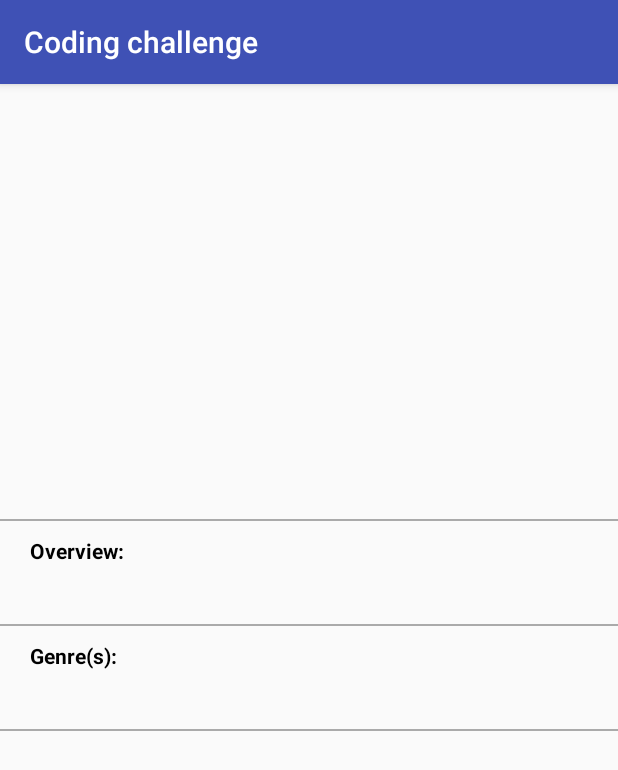
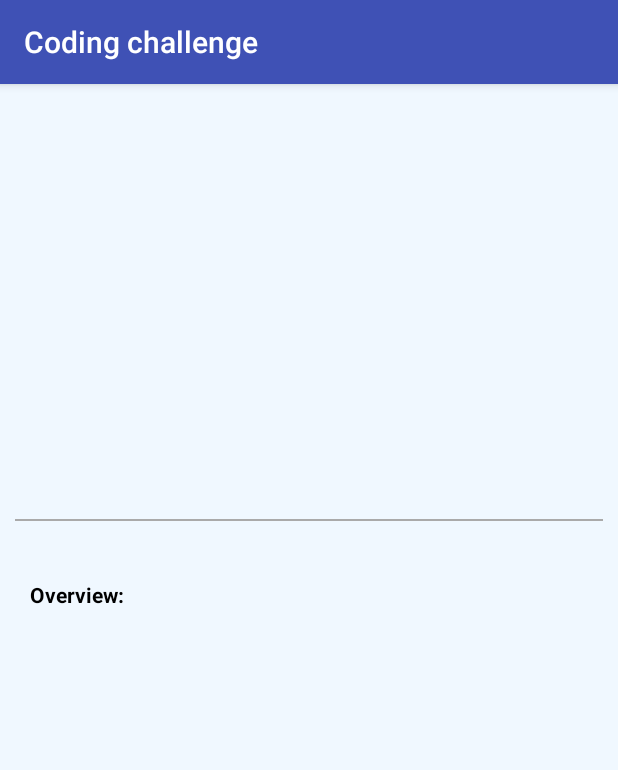
Before and after one commit to bib22jason/Codingchallenge, an Android app: the ShowMovieInfoActivity screen opened directly, with no data from a screen before it, on a phone screen of 412 x 824 dp. Shown: the top 770 px of the screen. Run offline under Robolectric (Android 15) with nearby library versions, the phone set to English and light mode, and no system bars; our stand-ins replace Picasso; pictures from the network do not load; 6 statements that could not run were skipped.

Commit message:
Last changes to both UI's The list of upcoming movies (cardview personalizated). The ShowMovieInfoActivity.java UI has some small changes too

```diff
--- a/app/src/main/java/com/madness/codingchallange/movie_info_view/activities/ShowMovieInfoActivity.java
+++ b/app/src/main/java/com/madness/codingchallange/movie_info_view/activities/ShowMovieInfoActivity.java
@@ -61,10 +61,13 @@ public class ShowMovieInfoActivity extends AppCompatActivity implements ShowMovi
         genre.setText(UtilsMethods.setGenreNoConcat(movieData.getGenre_ids(), genreList));
         Picasso.get()
                 .load(dataConfig.getBase_url() + "/" + dataConfig.getLogo_sizes()[4] + "/" + movieData.getPoster_path())
+                .placeholder(R.drawable.progress_animation)
                 .into(poster);
 
         Picasso.get()
                 .load(dataConfig.getBase_url() + "/" + dataConfig.getLogo_sizes()[6] + "/" + movieData.getBackdrop_path())
+                .placeholder(R.drawable.progress_animation)
+                .fit()
                 .into(backPoster);
     }
 }
--- a/app/src/main/java/com/madness/codingchallange/upcoming_movies_view/fragments/UpcomingMoviesFragment.java
+++ b/app/src/main/java/com/madness/codingchallange/upcoming_movies_view/fragments/UpcomingMoviesFragment.java
@@ -218,7 +218,7 @@ public class UpcomingMoviesFragment extends Fragment
             public void run() {
                 recyclerView.scrollToPosition(position - 1);
             }
-        }, 200);
+        }, 400);
     }
 
     /**
--- /dev/null
+++ b/app/src/main/res/drawable/progress_animation.xml
@@ -0,0 +1,6 @@
+<?xml version="1.0" encoding="utf-8"?>
+<animated-rotate
+    xmlns:android="http://schemas.android.com/apk/res/android"
+    android:drawable="@drawable/progress_image"
+    android:pivotX="50%"
+    android:pivotY="50%"/>
--- a/app/src/main/res/layout/activity_movie_info_activity.xml
+++ b/app/src/main/res/layout/activity_movie_info_activity.xml
@@ -9,16 +9,26 @@
         android:layout_marginTop="@dimen/top_margin_default"
         android:layout_width="match_parent"
         android:layout_height="@dimen/black_line_separator"
-        android:paddingStart="@dimen/top_margin_default"
-        android:paddingEnd="@dimen/top_margin_default"
+        android:layout_marginStart="@dimen/default_10dp"
+        android:layout_marginEnd="@dimen/default_10dp"
         android:background="@android:color/darker_gray"/>
+
+    <TextView
+        android:id="@+id/genre_list"
+        android:layout_width="@dimen/poster_width_movie"
+        android:layout_height="wrap_content"
+        android:layout_marginStart="@dimen/larger_text_margin_start"
+        android:layout_marginTop="@dimen/top_margin_default"
+        android:textAlignment="textStart"
+        android:textStyle="bold"
+        tools:text="Genre" />
 
     <TextView
         android:id="@+id/over_text"
         android:layout_width="match_parent"
         android:layout_height="wrap_content"
         android:layout_marginTop="@dimen/top_margin_default"
-        android:layout_marginStart="@dimen/alrger_text_margin_start"
+        android:layout_marginStart="@dimen/larger_text_margin_start"
         android:textAlignment="textStart"
         android:textColor="@android:color/black"
         android:textStyle="bold"
@@ -29,45 +39,10 @@
         android:layout_width="match_parent"
         android:layout_height="wrap_content"
         android:layout_marginTop="@dimen/top_margin_default"
-        android:layout_marginStart="@dimen/alrger_text_margin_start"
+        android:layout_marginStart="@dimen/larger_text_margin_start"
         android:textAlignment="textStart"
         tools:text="Movie Overview" />
 
-    <View
-        android:layout_marginTop="@dimen/top_margin_default"
-        android:layout_width="match_parent"
-        android:layout_height="@dimen/black_line_separator"
-        android:paddingStart="@dimen/top_margin_default"
-        android:paddingEnd="@dimen/top_margin_default"
-        android:background="@android:color/darker_gray"/>
 
-    <TextView
-        android:id="@+id/gen_text"
-        android:layout_width="match_parent"
-        android:layout_height="wrap_content"
-        android:layout_marginStart="@dimen/alrger_text_margin_start"
-        android:layout_marginTop="@dimen/top_margin_default"
-        android:textAlignment="textStart"
-        android:textStyle="bold"
-        android:textColor="@android:color/black"
-        android:text="@string/genres_string" />
-
-    <TextView
-        android:id="@+id/genre_list"
-        android:layout_width="match_parent"
-        android:layout_height="wrap_content"
-        android:layout_marginStart="@dimen/alrger_text_margin_start"
-        android:layout_marginTop="@dimen/top_margin_default"
-        android:textAlignment="textStart"
-        android:textStyle="bold"
-        tools:text="Genre" />
-
-    <View
-        android:layout_marginTop="@dimen/top_margin_default"
-        android:layout_width="match_parent"
-        android:layout_height="@dimen/black_line_separator"
-        android:paddingStart="@dimen/top_margin_default"
-        android:paddingEnd="@dimen/top_margin_default"
-        android:background="@android:color/darker_gray"/>
 
 </merge>
--- a/app/src/main/res/layout/activity_show_movie_infoactivity.xml
+++ b/app/src/main/res/layout/activity_show_movie_infoactivity.xml
@@ -2,32 +2,34 @@
 <ScrollView xmlns:android="http://schemas.android.com/apk/res/android"
     xmlns:tools="http://schemas.android.com/tools"
     android:layout_width="match_parent"
-    android:layout_height="match_parent">
+    android:layout_height="match_parent"
+    android:fillViewport="true">
 
     <RelativeLayout
         android:id="@+id/relative_background"
         android:layout_width="match_parent"
         android:layout_height="wrap_content"
+        android:background="#F0F8FF"
         tools:context=".movie_info_view.activities.ShowMovieInfoActivity">
 
         <ImageView
             android:id="@+id/movie_back_poster"
             android:layout_width="match_parent"
-            android:layout_height="200dp"
+            android:layout_height="@dimen/card_back_poster_heigth"
             android:layout_alignParentTop="true"
             android:layout_centerHorizontal="true"
             android:contentDescription="@string/movie_poster_string"
-            android:scaleType="fitXY"
             tools:src="@drawable/ic_launcher_background" />
 
         <ImageView
             android:id="@+id/frontal_poster"
             android:layout_width="wrap_content"
-            android:layout_height="150dp"
+            android:layout_height="@dimen/frontal_movie_poster_height"
             android:layout_alignBottom="@id/movie_back_poster"
-            android:layout_marginBottom="-80dp"
-            android:layout_marginStart="30dp"
-            tools:src="@drawable/ic_launcher_background"/>
+            android:layout_marginBottom="@dimen/margin_start_frontal_poster"
+            android:layout_marginStart="@dimen/margin_start_imageview_activity"
+            tools:src="@drawable/ic_launcher_background"
+            android:contentDescription="@string/frontal_poster_activity_cd"/>
 
         <TextView
             android:id="@+id/mo_title"
@@ -38,8 +40,8 @@
             android:layout_toEndOf="@id/frontal_poster"
             android:layout_alignTop="@id/frontal_poster"
             android:textAlignment="textStart"
-            android:textColor="@color/titleColor"
-            android:textSize="20sp"
+            android:textColor="@android:color/black"
+            android:textSize="@dimen/default_txt_size_title_movie"
             android:textStyle="bold"
             tools:text="Movie Title" />
 
@@ -49,7 +51,7 @@
             android:layout_height="wrap_content"
             android:layout_below="@id/mo_title"
             android:layout_alignStart="@id/mo_title"
-            android:layout_marginTop="5dp"
+            android:layout_marginTop="@dimen/default_5dp"
             android:textAlignment="textStart"
             android:textStyle="bold"
             tools:text="September 20 2018" />
@@ -58,7 +60,7 @@
             android:id="@+id/movie_info"
             android:layout_width="match_parent"
             android:layout_height="wrap_content"
-            android:layout_marginTop="80dp"
+            android:layout_marginTop="@dimen/margin_top_movie_details"
             android:layout_below="@id/frontal_poster"
             android:orientation="vertical">
 
--- a/app/src/main/res/layout/fragment_upcoming_movies.xml
+++ b/app/src/main/res/layout/fragment_upcoming_movies.xml
@@ -2,6 +2,7 @@
 <LinearLayout xmlns:android="http://schemas.android.com/apk/res/android"
     android:layout_width="match_parent"
     android:layout_height="match_parent"
+    android:background="@color/alice_blue"
     android:orientation="vertical">
 
     <android.support.v7.widget.RecyclerView
--- a/app/src/main/res/values/colors.xml
+++ b/app/src/main/res/values/colors.xml
@@ -7,5 +7,8 @@
     <!-- Colors for the card view movies -->
     <color name="black">#000000</color>
     <color name="titleColor">#0000FF</color>
+    <color name="white_smoke">#f5f5f5</color>
+    <color name="card_view_color">#F5F5F5</color>
+    <color name="alice_blue">#F0F8FF</color>
 
 </resources>
--- a/app/src/main/res/values/dimens.xml
+++ b/app/src/main/res/values/dimens.xml
@@ -11,7 +11,25 @@
     <!-- activity_show_movie_infoactivity layouts dimen file -->
     <dimen name="text_margin_start">10dp</dimen>
     <dimen name="top_margin_default">10dp</dimen>
-    <dimen name="alrger_text_margin_start">20dp</dimen>
+    <dimen name="larger_text_margin_start">20dp</dimen>
     <dimen name="black_line_separator">1dp</dimen>
+    <dimen name="cardview_height">200dp</dimen>
+    <dimen name="margin_start_imageview_activity">30dp</dimen>
+    <dimen name="card_view_radius">5dp</dimen>
+    <dimen name="card_view_elevation">4dp</dimen>
+    <dimen name="card_view_container_padding">10dp</dimen>
+    <dimen name="margin_start_card_movie_poster">5dp</dimen>
+    <dimen name="margin_top_card_view_poster">20dp</dimen>
+    <dimen name="margin_bottom_card_view_poster">20dp</dimen>
+    <dimen name="default_txt_size_title_movie">20sp</dimen>
+    <dimen name="margin_botton_card_releasedate">15dp</dimen>
+    <dimen name="margin_end_card_releasedate">15dp</dimen>
+    <dimen name="default_10dp">10dp</dimen>
+    <dimen name="poster_width_movie">300dp</dimen>
+    <dimen name="card_back_poster_heigth">200dp</dimen>
+    <dimen name="frontal_movie_poster_height">150dp</dimen>
+    <dimen name="margin_start_frontal_poster">-80dp</dimen>
+    <dimen name="default_5dp">5dp</dimen>
+    <dimen name="margin_top_movie_details">80dp</dimen>
 
 </resources>
--- a/app/src/main/res/values/strings.xml
+++ b/app/src/main/res/values/strings.xml
@@ -12,6 +12,7 @@
     <string name="missing_text">Missing text</string>
     <string name="overview_string">Overview:</string>
     <string name="genres_string">Genre(s):</string>
+    <string name="frontal_poster_activity_cd">Frontal poster</string>
 
 
 </resources>
```
Also changed, not shown: app/src/main/java/com/madness/codingchallange/upcoming_movies_view/fragments/UpcomingMoviesRecyclerAdapter.java (+4 -10 lines), app/src/main/res/drawable/ic_error_black_24dp.xml (added, +9 -0 lines), app/src/main/res/layout/upcoming_movies_card_holder.xml (+55 -9 lines), app/src/main/res/layout/upcoming_movies_info_holder.xml (deleted, +0 -45 lines), app/src/main/res/drawable/progress_image.png (added).
